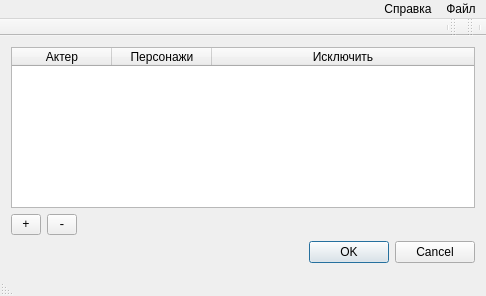
denzor200/BiffGui, file sources/mainwindow.ui: the form before one commit.
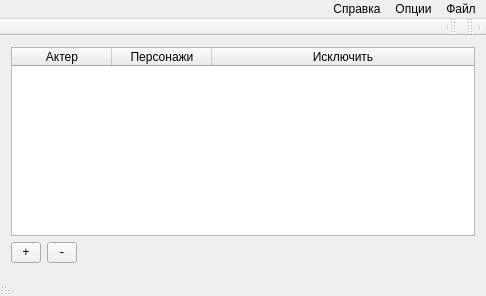
The form after the commit.

```diff
--- a/sources/mainwindow.ui
+++ b/sources/mainwindow.ui
@@ -154,16 +154,6 @@
       </item>
      </layout>
     </item>
-    <item>
-     <widget class="QDialogButtonBox" name="buttonBox">
-      <property name="layoutDirection">
-       <enum>Qt::LeftToRight</enum>
-      </property>
-      <property name="standardButtons">
-       <set>QDialogButtonBox::Cancel|QDialogButtonBox::Ok</set>
-      </property>
-     </widget>
-    </item>
    </layout>
   </widget>
   <widget class="QMenuBar" name="menuBar">
@@ -190,7 +180,14 @@
     </property>
     <addaction name="actionAbout_Qt"/>
    </widget>
+   <widget class="QMenu" name="menu">
+    <property name="title">
+     <string>Опции</string>
+    </property>
+    <addaction name="action_settings"/>
+   </widget>
    <addaction name="menu_file"/>
+   <addaction name="menu"/>
    <addaction name="menu_help"/>
   </widget>
   <widget class="QToolBar" name="mainToolBar">
```
Left out of the diff: 82 changed lines with no effect on the pictures.
